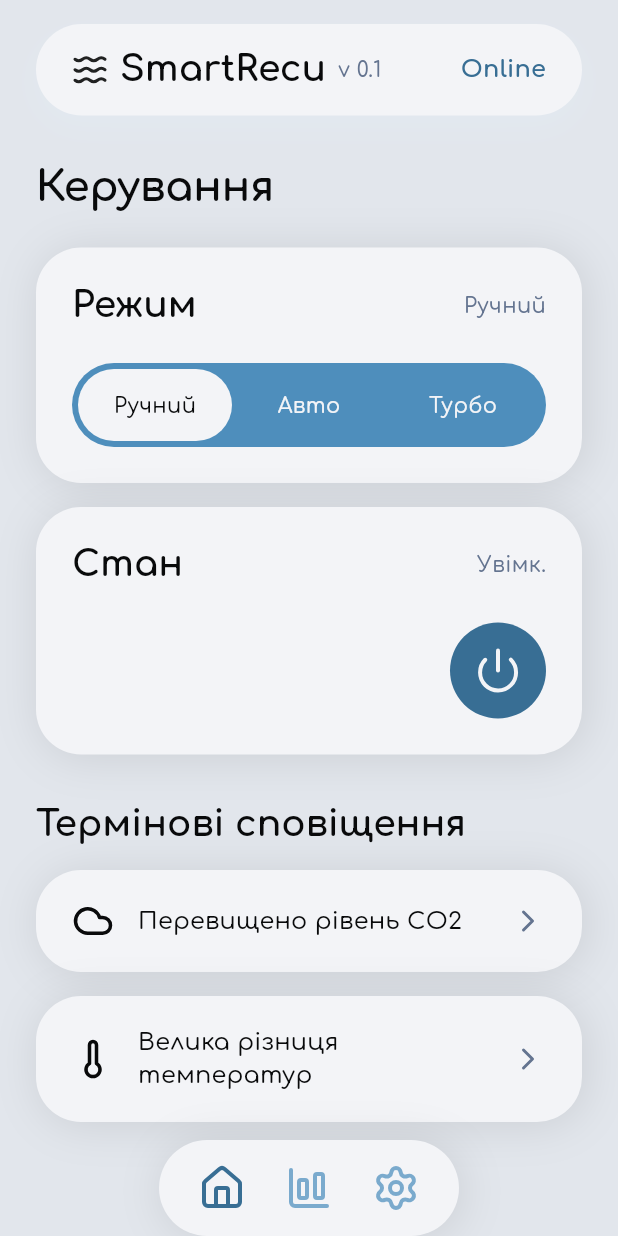
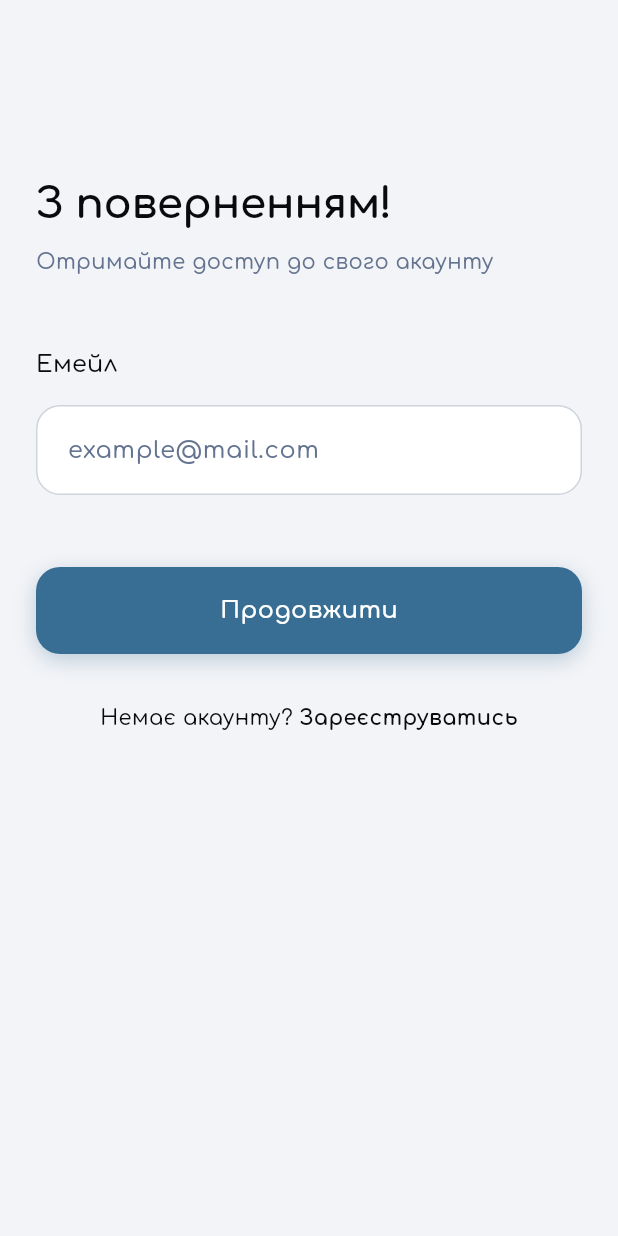
Before and after one commit to serafindanyil/flutter-labs-2026, a Flutter app: the screen it shows after launch, on a phone screen of 412 x 824 dp. Run offline on Flutter 3.47's test engine with Material 3 defaults, Android fonts, the phone set to English and light mode, and no system bars; our stand-ins replace google_fonts, lucide_icons_flutter.

Commit message:
feat: implement authentication flow with login, registration, and password pages; add reusable UI components and constants

```diff
--- a/first_lab/lib/main.dart
+++ b/first_lab/lib/main.dart
@@ -1,4 +1,4 @@
-import 'package:first_lab/pages/layout/layout.dart';
+import 'package:first_lab/pages/auth/login_email_page.dart';
 import 'package:first_lab/shared/theme/app_theme.dart';
 import 'package:flutter/material.dart';
 
@@ -15,7 +15,7 @@ class MyApp extends StatelessWidget {
       title: 'SmartRecu',
       debugShowCheckedModeBanner: false,
       theme: AppTheme.light(),
-      home: const Layout(),
+      home: const LoginEmailPage(),
     );
   }
 }
--- /dev/null
+++ b/first_lab/lib/modules/auth/widgets/auth_layout.dart
@@ -0,0 +1,70 @@
+import 'package:first_lab/shared/styles/app_colors.dart';
+import 'package:first_lab/shared/widgets/pressable_button.dart';
+import 'package:flutter/material.dart';
+import 'package:lucide_icons_flutter/lucide_icons.dart';
+
+class AuthLayout extends StatelessWidget {
+  final String title;
+  final String subtitle;
+  final VoidCallback? onBack;
+  final List<Widget> children;
+
+  const AuthLayout({
+    super.key,
+    required this.title,
+    required this.subtitle,
+    required this.children,
+    this.onBack,
+  });
+
+  @override
+  Widget build(BuildContext context) {
+    return Scaffold(
+      backgroundColor: AppColors.surface,
+      body: GestureDetector(
+        onTap: () => FocusScope.of(context).unfocus(),
+        child: SafeArea(
+          child: ListView(
+            padding: const EdgeInsets.symmetric(horizontal: 24, vertical: 24),
+            children: [
+              if (onBack != null)
+                Row(
+                  mainAxisAlignment: MainAxisAlignment.start,
+                  children: [
+                    PressableButton(
+                      onTap: onBack!,
+                      child: Container(
+                        padding: const EdgeInsets.all(12),
+                        decoration: BoxDecoration(
+                          shape: BoxShape.circle,
+                          border: Border.all(color: AppColors.border),
+                        ),
+                        child: const Icon(
+                          LucideIcons.chevronLeft,
+                          size: 24,
+                          color: AppColors.primaryText,
+                        ),
+                      ),
+                    ),
+                  ],
+                )
+              else
+                const SizedBox(height: 48),
+              const SizedBox(height: 48),
+              Text(title, style: Theme.of(context).textTheme.displayLarge),
+              const SizedBox(height: 12),
+              Text(
+                subtitle,
+                style: Theme.of(
+                  context,
+                ).textTheme.bodyMedium?.copyWith(color: AppColors.mutedText),
+              ),
+              const SizedBox(height: 48),
+              ...children,
+            ],
+          ),
+        ),
+      ),
+    );
+  }
+}
--- /dev/null
+++ b/first_lab/lib/pages/auth/login_email_page.dart
@@ -0,0 +1,79 @@
+import 'package:first_lab/modules/auth/widgets/auth_layout.dart';
+import 'package:first_lab/pages/auth/login_password_page.dart';
+import 'package:first_lab/pages/auth/register_email_page.dart';
+import 'package:first_lab/shared/constants/app_constants.dart';
+import 'package:first_lab/shared/constants/auth_constants.dart';
+import 'package:first_lab/shared/widgets/auth_toggle.dart';
+import 'package:first_lab/shared/widgets/primary_button.dart';
+import 'package:first_lab/shared/widgets/primary_text_field.dart';
+import 'package:flutter/material.dart';
+
+class LoginEmailPage extends StatefulWidget {
+  const LoginEmailPage({super.key});
+
+  @override
+  State<LoginEmailPage> createState() => _LoginEmailPageState();
+}
+
+class _LoginEmailPageState extends State<LoginEmailPage> {
+  final TextEditingController _controller = TextEditingController();
+  String? _errorText;
+
+  @override
+  void dispose() {
+    _controller.dispose();
+    super.dispose();
+  }
+
+  void _onNext() {
+    setState(() => _errorText = null);
+    final email = _controller.text.trim();
+
+    if (email.isEmpty) {
+      setState(() => _errorText = 'Емейл не може бути порожнім');
+      return;
+    }
+
+    if (!RegExp(AppConstants.emailRegex).hasMatch(email)) {
+      setState(() => _errorText = 'Невірний формат емейлу');
+      return;
+    }
+
+    Navigator.of(
+      context,
+    ).push(MaterialPageRoute<void>(builder: (_) => const LoginPasswordPage()));
+  }
+
+  void _onRegisterTap() {
+    Navigator.of(context).pushReplacement(
+      MaterialPageRoute<void>(builder: (_) => const RegisterEmailPage()),
+    );
+  }
+
+  @override
+  Widget build(BuildContext context) {
+    return AuthLayout(
+      title: 'З поверненням!',
+      subtitle: 'Отримайте доступ до свого акаунту',
+      children: [
+        Text('Емейл', style: Theme.of(context).textTheme.titleMedium),
+        const SizedBox(height: AuthConstants.spacingSmall),
+        PrimaryTextField(
+          hintText: 'example@mail.com',
+          controller: _controller,
+          keyboardType: TextInputType.emailAddress,
+          errorText: _errorText,
+          onFieldSubmitted: _onNext,
+        ),
+        const SizedBox(height: AuthConstants.spacingLarge),
+        PrimaryButton(title: 'Продовжити', onTap: _onNext),
+        const SizedBox(height: AuthConstants.spacingMedium),
+        AuthToggle(
+          text: 'Немає акаунту? ',
+          actionText: 'Зареєструватись',
+          onTap: _onRegisterTap,
+        ),
+      ],
+    );
+  }
+}
--- /dev/null
+++ b/first_lab/lib/shared/constants/app_constants.dart
@@ -0,0 +1,4 @@
+abstract final class AppConstants {
+  static const String emailRegex =
+      r"^[a-zA-Z0-9.a-zA-Z0-9.!#$%&'*+-/=?^_`{|}~]+@[a-zA-Z0-9]+\.[a-zA-Z]+";
+}
--- /dev/null
+++ b/first_lab/lib/shared/constants/auth_constants.dart
@@ -0,0 +1,23 @@
+abstract final class AuthConstants {
+  static const double headerHeight = 48;
+  static const double spacingLarge = 48;
+  static const double spacingMedium = 24;
+  static const double spacingSmall = 16;
+  static const double spacingXSmall = 12;
+  static const double spacingXXSmall = 8;
+  static const double spacingLabelInput = 6;
+
+  static const double borderRadiusLarge = 30;
+  static const double borderRadiusMedium = 20;
+  static const double borderRadiusSmall = 16;
+  static const double borderRadiusXSmall = 12;
+
+  static const double iconSizeSmall = 20;
+  static const double iconSizeMedium = 24;
+  static const double iconSizeLarge = 28;
+
+  static const double verticalPaddingButton = 18;
+  static const double horizontalPaddingButton = 24;
+
+  static const int minPasswordLength = 6;
+}
--- /dev/null
+++ b/first_lab/lib/shared/widgets/auth_toggle.dart
@@ -0,0 +1,45 @@
+import 'package:first_lab/shared/styles/app_colors.dart';
+import 'package:first_lab/shared/widgets/pressable_button.dart';
+import 'package:flutter/material.dart';
+
+class AuthToggle extends StatelessWidget {
+  final String text;
+  final String actionText;
+  final VoidCallback onTap;
+
+  const AuthToggle({
+    super.key,
+    required this.text,
+    required this.actionText,
+    required this.onTap,
+  });
+
+  @override
+  Widget build(BuildContext context) {
+    return PressableButton(
+      onTap: onTap,
+      child: Center(
+        child: Padding(
+          padding: const EdgeInsets.symmetric(vertical: 8),
+          child: RichText(
+            text: TextSpan(
+              text: text,
+              style: Theme.of(
+                context,
+              ).textTheme.bodyMedium?.copyWith(color: AppColors.primaryText),
+              children: [
+                TextSpan(
+                  text: actionText,
+                  style: Theme.of(context).textTheme.bodyMedium?.copyWith(
+                    color: AppColors.primaryText,
+                    fontWeight: FontWeight.w700,
+                  ),
+                ),
+              ],
+            ),
+          ),
+        ),
+      ),
+    );
+  }
+}
--- /dev/null
+++ b/first_lab/lib/shared/widgets/primary_button.dart
@@ -0,0 +1,77 @@
+import 'package:first_lab/shared/styles/app_colors.dart';
+import 'package:first_lab/shared/widgets/pressable_button.dart';
+import 'package:flutter/material.dart';
+
+class PrimaryButton extends StatelessWidget {
+  final String title;
+  final VoidCallback onTap;
+  final bool isLoading;
+  final bool isDisabled;
+  final IconData? icon;
+
+  const PrimaryButton({
+    super.key,
+    required this.title,
+    required this.onTap,
+    this.isLoading = false,
+    this.isDisabled = false,
+    this.icon,
+  });
+
+  @override
+  Widget build(BuildContext context) {
+    final effectivelyDisabled = isDisabled || isLoading;
+
+    return PressableButton(
+      onTap: effectivelyDisabled ? () {} : onTap,
+      child: AnimatedOpacity(
+        duration: const Duration(milliseconds: 200),
+        opacity: effectivelyDisabled ? 0.6 : 1.0,
+        child: Container(
+          width: double.infinity,
+          padding: const EdgeInsets.symmetric(vertical: 18),
+          decoration: BoxDecoration(
+            color: AppColors.blue500,
+            borderRadius: BorderRadius.circular(16),
+            boxShadow: [
+              BoxShadow(
+                color: AppColors.blue500.withOpacity(0.3),
+                blurRadius: 12,
+                offset: const Offset(0, 4),
+              ),
+            ],
+          ),
+          child: Center(
+            child: isLoading
+                ? const SizedBox(
+                    height: 22,
+                    width: 22,
+                    child: CircularProgressIndicator(
+                      strokeWidth: 2.5,
+                      valueColor: AlwaysStoppedAnimation<Color>(Colors.white),
+                    ),
+                  )
+                : Row(
+                    mainAxisSize: MainAxisSize.min,
+                    children: [
+                      if (icon != null) ...[
+                        Icon(icon, color: Colors.white, size: 20),
+                        const SizedBox(width: 8),
+                      ],
+                      Text(
+                        title,
+                        style: Theme.of(context).textTheme.titleMedium
+                            ?.copyWith(
+                              color: Colors.white,
+                              fontWeight: FontWeight.w600,
+                              letterSpacing: 0.3,
+                            ),
+                      ),
+                    ],
+                  ),
+          ),
+        ),
+      ),
+    );
+  }
+}
--- /dev/null
+++ b/first_lab/lib/shared/widgets/primary_text_field.dart
@@ -0,0 +1,161 @@
+import 'package:first_lab/shared/constants/auth_constants.dart';
+import 'package:first_lab/shared/styles/app_colors.dart';
+import 'package:flutter/material.dart';
+
+class PrimaryTextField extends StatefulWidget {
+  final String hintText;
+  final String? label;
+  final TextEditingController controller;
+  final bool obscureText;
+  final TextInputType keyboardType;
+  final String? errorText;
+  final VoidCallback? onFieldSubmitted;
+  final Widget? prefixIcon;
+  final Widget? suffixIcon;
+  final bool autofocus;
+
+  const PrimaryTextField({
+    super.key,
+    required this.hintText,
+    required this.controller,
+    this.label,
+    this.obscureText = false,
+    this.keyboardType = TextInputType.text,
+    this.errorText,
+    this.onFieldSubmitted,
+    this.prefixIcon,
+    this.suffixIcon,
+    this.autofocus = false,
+  });
+
+  @override
+  State<PrimaryTextField> createState() => _PrimaryTextFieldState();
+}
+
+class _PrimaryTextFieldState extends State<PrimaryTextField> {
+  late FocusNode _focusNode;
+  bool _isFocused = false;
+
+  @override
+  void initState() {
+    super.initState();
+    _focusNode = FocusNode();
+    _focusNode.addListener(_onFocusChange);
+  }
+
+  @override
+  void dispose() {
+    _focusNode.removeListener(_onFocusChange);
+    _focusNode.dispose();
+    super.dispose();
+  }
+
+  void _onFocusChange() {
+    setState(() => _isFocused = _focusNode.hasFocus);
+  }
+
+  Color get _borderColor {
+    if (widget.errorText != null) return AppColors.red;
+    if (_isFocused) return AppColors.blue500;
+    return AppColors.border;
+  }
+
+  @override
+  Widget build(BuildContext context) {
+    return Column(
+      crossAxisAlignment: CrossAxisAlignment.start,
+      children: [
+        if (widget.label != null) ...[
+          Text(
+            widget.label!,
+            style: Theme.of(
+              context,
+            ).textTheme.titleMedium?.copyWith(fontWeight: FontWeight.w500),
+          ),
+          const SizedBox(height: AuthConstants.spacingLabelInput),
+        ],
+        AnimatedContainer(
+          duration: const Duration(milliseconds: 200),
+          curve: Curves.easeOut,
+          padding: const EdgeInsets.symmetric(horizontal: 20, vertical: 4),
+          decoration: BoxDecoration(
+            color: Colors.white,
+            borderRadius: BorderRadius.circular(16),
+            border: Border.all(
+              color: _borderColor,
+              width: _isFocused || widget.errorText != null ? 1.5 : 1,
+            ),
+            boxShadow: _isFocused && widget.errorText == null
+                ? [
+                    BoxShadow(
+                      color: AppColors.blue500.withOpacity(0.1),
+                      blurRadius: 8,
+                      offset: const Offset(0, 2),
+                    ),
+                  ]
+                : null,
+          ),
+          child: Row(
+            children: [
+              if (widget.prefixIcon != null) ...[
+                widget.prefixIcon!,
+                const SizedBox(width: 12),
+              ],
+              Expanded(
+                child: TextField(
+                  controller: widget.controller,
+                  focusNode: _focusNode,
+                  obscureText: widget.obscureText,
+                  keyboardType: widget.keyboardType,
+                  autofocus: widget.autofocus,
+                  style: Theme.of(context).textTheme.bodyLarge,
+                  cursorColor: AppColors.blue500,
+                  decoration: InputDecoration(
+                    border: InputBorder.none,
+                    hintText: widget.hintText,
+                    contentPadding: const EdgeInsets.symmetric(vertical: 14),
+                    hintStyle: Theme.of(
+                      context,
+                    ).textTheme.bodyLarge?.copyWith(color: AppColors.mutedText),
+                  ),
+                  onSubmitted: (_) => widget.onFieldSubmitted?.call(),
+                ),
+              ),
+              if (widget.suffixIcon != null) ...[
+                const SizedBox(width: 12),
+                widget.suffixIcon!,
+              ],
+            ],
+          ),
+        ),
+        AnimatedSize(
+          duration: const Duration(milliseconds: 200),
+          curve: Curves.easeOut,
+          child: widget.errorText != null
+              ? Padding(
+                  padding: const EdgeInsets.only(top: 8, left: 4),
+                  child: Row(
+                    children: [
+                      Icon(
+                        Icons.error_outline_rounded,
+                        size: 16,
+                        color: AppColors.red,
+                      ),
+                      const SizedBox(width: 6),
+                      Expanded(
+                        child: Text(
+                          widget.errorText!,
+                          style: Theme.of(
+                            context,
+                          ).textTheme.bodySmall?.copyWith(color: AppColors.red),
+                        ),
+                      ),
+                    ],
+                  ),
+                )
+              : const SizedBox.shrink(),
+        ),
+      ],
+    );
+  }
+}
```
Also changed, not shown: first_lab/lib/pages/auth/login_password_page.dart (added, +69 -0 lines), first_lab/lib/pages/auth/register_email_page.dart (added, +79 -0 lines), first_lab/lib/pages/auth/register_password_page.dart (added, +69 -0 lines), first_lab/lib/shared/widgets/primary_action_button.dart (added, +32 -0 lines).
